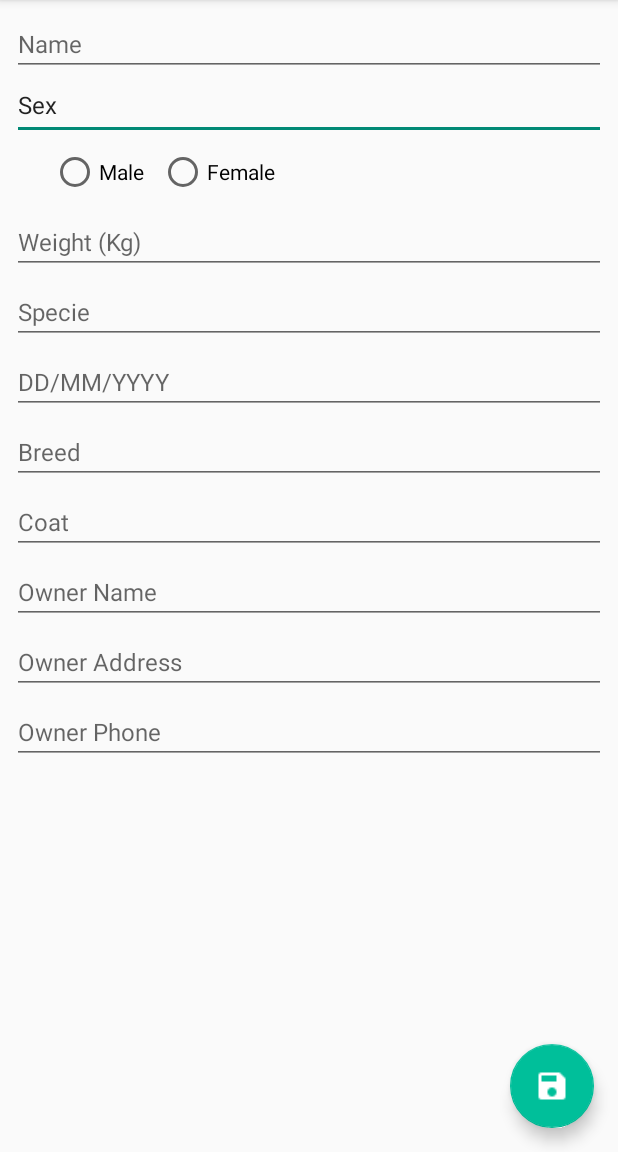
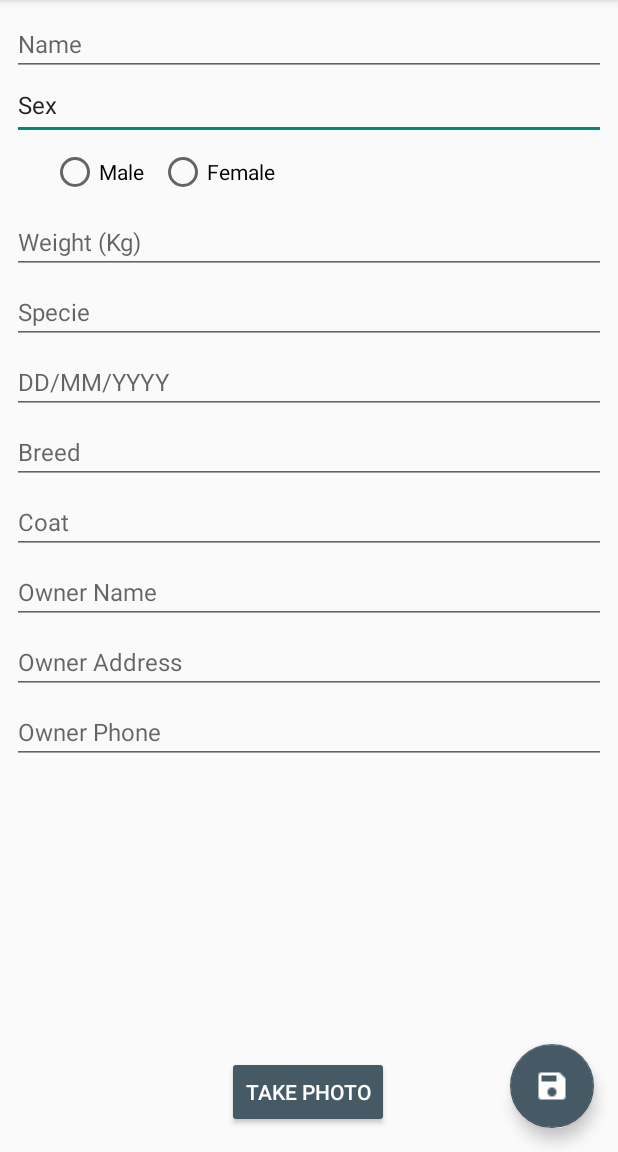
Before and after one commit to raqssr/CM_VetCare_Android, an Android app: the fragment AddPetFragment placed in its activity, on a phone screen of 412 x 824 dp, the part 84-1236 px from its top. Run offline under Robolectric (Android 15) with nearby library versions, the phone set to English and light mode, and no system bars; our stand-ins replace Firebase (no records; nobody signed in at launch, a user with empty details on screens opened directly).

Commit message:
photos added to firebase and also read from firebase to cards

```diff
--- a/app/build.gradle
+++ b/app/build.gradle
@@ -32,6 +32,7 @@ dependencies {
     implementation 'com.android.support.constraint:constraint-layout:1.0.2'
     compile 'com.google.firebase:firebase-firestore:11.8.0'
     compile 'com.google.firebase:firebase-core:11.8.0'
+    compile 'com.google.firebase:firebase-storage:11.8.0'
     testImplementation 'junit:junit:4.12'
     implementation 'com.android.support:support-v4:25.4.0'
     implementation 'com.android.support:recyclerview-v7:25.4.0'
--- a/app/src/main/AndroidManifest.xml
+++ b/app/src/main/AndroidManifest.xml
@@ -1,6 +1,9 @@
 <?xml version="1.0" encoding="utf-8"?>
 <manifest xmlns:android="http://schemas.android.com/apk/res/android"
     package="com.example.ritasantiago.vetcare">
+
+    <uses-permission android:name="android.permission.CAMERA" />
+    <uses-permission android:name="android.permission.WRITE_EXTERNAL_STORAGE"/>
 
     <application
         android:allowBackup="true"
@@ -18,7 +21,8 @@
         <activity
             android:name=".MainActivity"
             android:label="@string/title_activity_main"
-            android:theme="@style/AppTheme.NoActionBar"></activity>
+            android:theme="@style/AppTheme.NoActionBar">
+        </activity>
     </application>
 
 </manifest>
--- a/app/src/main/java/com/example/ritasantiago/vetcare/AddPetFragment.java
+++ b/app/src/main/java/com/example/ritasantiago/vetcare/AddPetFragment.java
@@ -1,6 +1,13 @@
 package com.example.ritasantiago.vetcare;
 
 import android.content.Context;
+import android.content.Intent;
+import android.content.pm.PackageManager;
+import android.graphics.Bitmap;
+import android.graphics.BitmapFactory;
+import android.graphics.SurfaceTexture;
+import android.hardware.Camera;
+import android.net.Uri;
 import android.os.Bundle;
 import android.provider.MediaStore;
 import android.support.annotation.NonNull;
@@ -8,6 +15,7 @@ import android.support.annotation.Nullable;
 import android.support.design.widget.FloatingActionButton;
 import android.support.v4.app.Fragment;
 import android.support.v4.app.FragmentTransaction;
+import android.util.Base64;
 import android.util.Log;
 import android.view.LayoutInflater;
 import android.view.View;
@@ -22,10 +30,20 @@ import android.widget.Toast;
 import com.example.ritasantiago.vetcare.firebase.DatabaseActions;
 import com.google.android.gms.tasks.OnFailureListener;
 import com.google.android.gms.tasks.OnSuccessListener;
+import com.google.firebase.FirebaseApp;
+import com.google.firebase.database.DatabaseReference;
+import com.google.firebase.database.FirebaseDatabase;
 import com.google.firebase.firestore.FirebaseFirestore;
+import com.google.firebase.storage.FirebaseStorage;
+import com.google.firebase.storage.StorageReference;
 
+import java.io.ByteArrayOutputStream;
+import java.io.FileNotFoundException;
+import java.io.IOException;
+import java.io.InputStream;
 import java.util.HashMap;
 import java.util.Map;
+
 
 /**
  * Created by raquelramos on 04-03-2018.
@@ -33,6 +51,7 @@ import java.util.Map;
 
 public class AddPetFragment extends Fragment {
 
+    public static final String DEBUG_TAG = "AddPetFragment";
     DatabaseActions database;
     FirebaseFirestore db;
     TextView txtDisplay;
@@ -46,6 +65,7 @@ public class AddPetFragment extends Fragment {
     //animal's doc keys
     public static final String NAME_KEY = "Name";
     public static final String SEX_KEY = "Sex";
+    public static final String IMAGE_KEY = "image";
     public static final String SPECIE_KEY = "Specie";
     public static final String WEIGHT_KEY = "Weight";
     public static final String DATE_KEY = "Date of Birth";
@@ -58,6 +78,12 @@ public class AddPetFragment extends Fragment {
     public static final String ADDRESS_KEY = "Address";
 
     String sexOptionChosen = "";
+    static final int REQUEST_IMAGE_CAPTURE = 1;
+    private FirebaseDatabase mDatabase;
+    private Uri filePath;
+    String imageStr;
+    Bitmap imageBitmap;
+
 
     @Override
     public View onCreateView(LayoutInflater inflater, ViewGroup container, Bundle savedInstanceState) {
@@ -74,6 +100,23 @@ public class AddPetFragment extends Fragment {
         ownerView = (EditText) rootView.findViewById(R.id.animal_ownerName);
         ownerPhoneView = (EditText) rootView.findViewById(R.id.animal_ownerPhone);
         ownerAddrView = (EditText) rootView.findViewById(R.id.animal_ownerAddress);
+        mDatabase = FirebaseDatabase.getInstance();
+
+        Button uploadButton = (Button) rootView.findViewById(R.id.upload_photo);
+        if (!getActivity().getPackageManager()
+                .hasSystemFeature(PackageManager.FEATURE_CAMERA)) {
+            Toast.makeText(getActivity().getApplicationContext(), "No camera on this device", Toast.LENGTH_LONG)
+                    .show();
+        }
+        uploadButton.setOnClickListener(new View.OnClickListener()
+        {
+            @Override
+            public void onClick(View v)
+            {
+                dispatchTakePictureIntent();
+            }
+        });
+
 
         FloatingActionButton button = (FloatingActionButton) rootView.findViewById(R.id.btn_saveAnimal);
         button.setOnClickListener(new View.OnClickListener()
@@ -92,12 +135,17 @@ public class AddPetFragment extends Fragment {
         super.onViewCreated(view, savedInstanceState);
         //you can set the title for your toolbar here for different fragments different titles
         getActivity().setTitle("Add Pet");
+    }
 
+    @Override
+    public void onActivityResult(int requestCode, int resultCode, Intent data) {
+        if (requestCode == REQUEST_IMAGE_CAPTURE && resultCode == getActivity().RESULT_OK) {
+            Bundle extras = data.getExtras();
+            imageBitmap = (Bitmap) extras.get("data");
+        }
     }
 
     private void createAnimal(View view) {
-        Log.i("CreateAnimal", "entrei no create");
-
         int selectedId = sexOption.getCheckedRadioButtonId();
         // find the radiobutton by returned id
         radioButtonSelected = sexOption.findViewById(selectedId);
@@ -105,8 +153,6 @@ public class AddPetFragment extends Fragment {
         rb = (RadioButton) sexOption.getChildAt(radioId);
         sexOptionChosen = (String) rb.getText();
 
-
-        Log.i("CreateAnimal", "vou pôr as cenas nas variaveis");
         String nameText = nameView.getText().toString();
         String sexText = sexOptionChosen;
         Double weightText = Double.parseDouble(weightView.getText().toString());
@@ -120,7 +166,6 @@ public class AddPetFragment extends Fragment {
         int ownerPhoneText = Integer.parseInt(ownerPhoneView.getText().toString());
         String ownerAddrText = ownerAddrView.getText().toString();
 
-        Log.i("CreateAnimal", "vou para o hashmap");
         Map<String, Object> newAnimal = new HashMap<>();
         newAnimal.put(NAME_KEY, nameText);
         newAnimal.put(SEX_KEY, sexText);
@@ -130,6 +175,21 @@ public class AddPetFragment extends Fragment {
         newAnimal.put(BREED_KEY, breedText);
         newAnimal.put(COAT_KEY, coatText);
         newAnimal.put(OWNER_NAME, ownerText);
+
+        if (imageBitmap != null)
+        {
+            Log.i("AddPetFragment", "entrei no if do bitmap");
+            final DatabaseReference log = mDatabase.getReference("Animals").push();
+            ByteArrayOutputStream byteArrayOutputStream = new ByteArrayOutputStream();
+            imageBitmap.compress(Bitmap.CompressFormat.PNG, 100, byteArrayOutputStream);
+            byte[] byteArray = byteArrayOutputStream .toByteArray();
+            imageStr = Base64.encodeToString(byteArray, Base64.NO_WRAP | Base64.URL_SAFE);
+            Log.i("imageStr", imageStr);
+            //log.child("image").setValue(imageStr);
+            Toast.makeText(getActivity().getApplicationContext(),"Photo uploaded with success.", Toast.LENGTH_SHORT).show();
+        }
+
+        newAnimal.put(IMAGE_KEY, imageStr);
 
         Map<String, Object> newOwner = new HashMap<>();
         newOwner.put(NAME_KEY, ownerText);
@@ -166,9 +226,17 @@ public class AddPetFragment extends Fragment {
 
         Context context = getActivity().getApplicationContext();
 
-        Toast.makeText(context,"Pet added with sucess!", Toast.LENGTH_SHORT).show();
+        Toast.makeText(context,"Pet added with success!", Toast.LENGTH_SHORT).show();
 
         getFragmentManager().popBackStackImmediate();
     }
 
+    private void dispatchTakePictureIntent() {
+        Intent takePictureIntent = new Intent(MediaStore.ACTION_IMAGE_CAPTURE);
+        if (takePictureIntent.resolveActivity(getActivity().getPackageManager()) != null) {
+            Log.i("dispatch", "fez o dispatch");
+            startActivityForResult(takePictureIntent, REQUEST_IMAGE_CAPTURE);
+        }
+    }
+
 }
--- a/app/src/main/java/com/example/ritasantiago/vetcare/MainActivity.java
+++ b/app/src/main/java/com/example/ritasantiago/vetcare/MainActivity.java
@@ -82,31 +82,6 @@ public class MainActivity extends AppCompatActivity
         return super.onOptionsItemSelected(item);
     }
 
-    /*@SuppressWarnings("StatementWithEmptyBody")
-    @Override
-    public boolean onNavigationItemSelected(MenuItem item) {
-        // Handle navigation view item clicks here.
-        int id = item.getItemId();
-
-        if (id == R.id.home) {
-            // Handle the camera action
-        } else if (id == R.id.pets) {
-
-        } else if (id == R.id.calendar) {
-
-        } else if (id == R.id.documents) {
-
-        } else if (id == R.id.settings) {
-
-        } else if (id == R.id.logout) {
-
-        }
-
-        DrawerLayout drawer = (DrawerLayout) findViewById(R.id.drawer_layout);
-        drawer.closeDrawer(GravityCompat.START);
-        return true;
-    }*/
-
     @SuppressWarnings("StatementWithEmptyBody")
     @Override
     public boolean onNavigationItemSelected(MenuItem item)
--- a/app/src/main/java/com/example/ritasantiago/vetcare/firebase/FirebaseFields.java
+++ b/app/src/main/java/com/example/ritasantiago/vetcare/firebase/FirebaseFields.java
@@ -13,4 +13,5 @@ public class FirebaseFields {
     public static final String BREED = "Breed";
     public static final String COAT = "Coat";
     public static final String OWNER_NAME = "Owner's Name";
+    public static final String IMAGE_ID = "image";
 }
--- a/app/src/main/res/layout/fragment_add_pet.xml
+++ b/app/src/main/res/layout/fragment_add_pet.xml
@@ -242,9 +242,21 @@
         android:layout_marginBottom="16dp"
         android:layout_marginRight="16dp"
         android:clickable="true"
-        app:backgroundTint="@color/colorPrimary"
+        app:backgroundTint="@color/colorAccent"
         app:layout_constraintBottom_toBottomOf="parent"
         app:layout_constraintRight_toRightOf="parent"
         app:srcCompat="@drawable/ic_save" />
 
+    <Button
+        android:id="@+id/upload_photo"
+        style="@style/Widget.AppCompat.Button.Colored"
+        android:layout_width="wrap_content"
+        android:layout_height="wrap_content"
+        android:layout_marginBottom="16dp"
+        android:text="@string/upload_photo"
+        app:layout_constraintBottom_toBottomOf="parent"
+        app:layout_constraintHorizontal_bias="0.498"
+        app:layout_constraintLeft_toLeftOf="parent"
+        app:layout_constraintRight_toRightOf="parent" />
+
 </android.support.constraint.ConstraintLayout>
--- a/app/src/main/res/values/colors.xml
+++ b/app/src/main/res/values/colors.xml
@@ -2,5 +2,5 @@
 <resources>
     <color name="colorPrimary">#00bf9a</color>
     <color name="colorPrimaryDark">#008975</color>
-    <color name="colorAccent">#455A64</color>
+    <color name="colorAccent">#455a64</color>
 </resources>
--- a/app/src/main/res/values/strings.xml
+++ b/app/src/main/res/values/strings.xml
@@ -20,4 +20,5 @@
     <string name="ownerName">Owner Name</string>
     <string name="ownerAddress">Owner Address</string>
     <string name="ownerPhone">Owner Phone</string>
+    <string name="upload_photo">Take Photo</string>
 </resources>
```
Also changed, not shown: app/src/main/java/com/example/ritasantiago/vetcare/PetsFragment.java (+10 -1 lines), app/src/main/java/com/example/ritasantiago/vetcare/RVPetAdapter.java (+8 -9 lines), app/src/main/java/com/example/ritasantiago/vetcare/firebase/Animal.java (+7 -5 lines), app/src/main/res/layout/cardview_pets.xml (+4 -4 lines).
